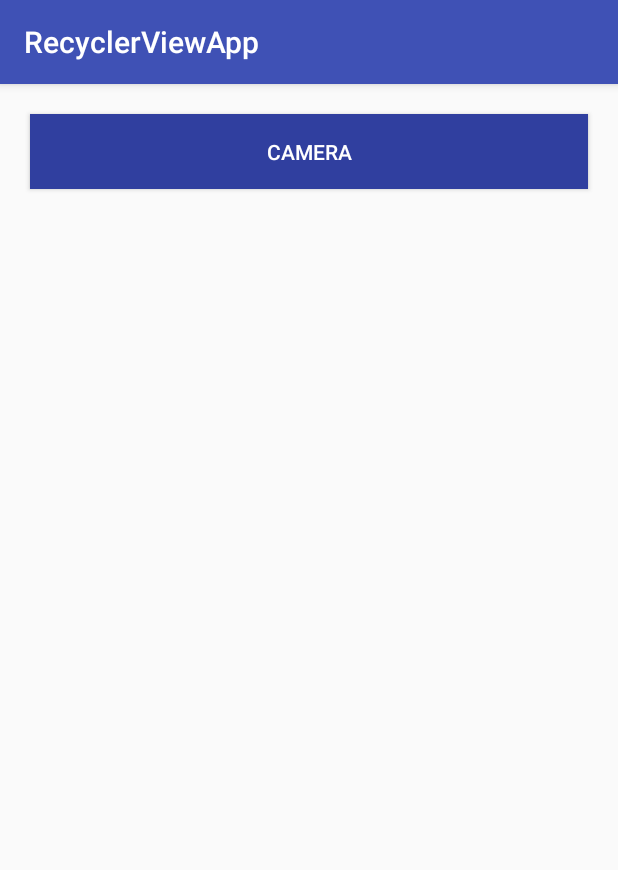
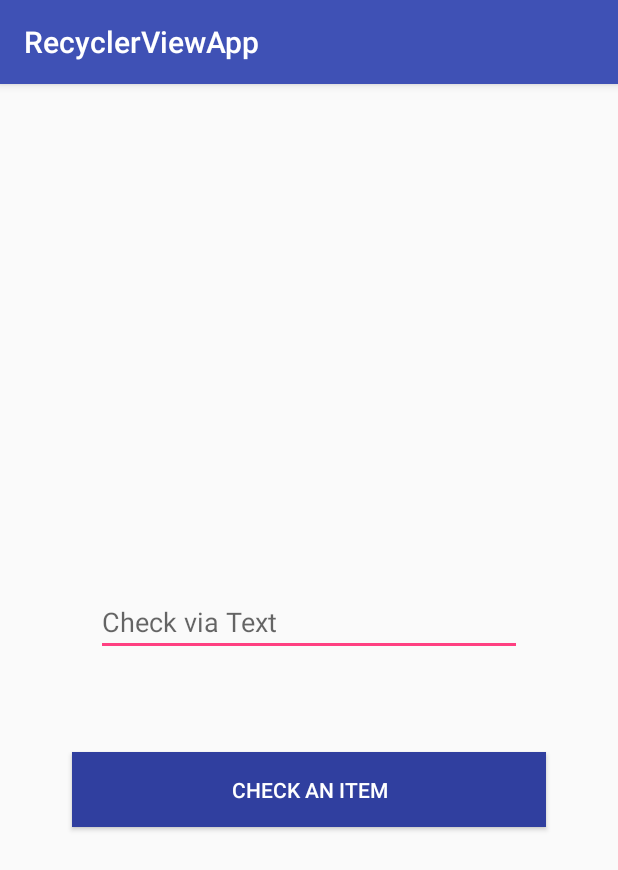
Before and after one commit to SPKB24/recyclerview, an Android app: the screen it shows after launch (MainActivity), on a phone screen of 412 x 824 dp. Shown: the top 870 px of the screen. Run offline under Robolectric (Android 15) with nearby library versions, the phone set to English and light mode, and no system bars.

Commit message:
Add editText

```diff
--- a/RecyclerViewApp/app/src/main/res/layout/activity_main.xml
+++ b/RecyclerViewApp/app/src/main/res/layout/activity_main.xml
@@ -5,15 +5,26 @@
     android:layout_width="match_parent"
     android:layout_height="match_parent"
     android:orientation="vertical"
+    android:gravity="center"
     tools:context="com.sohit.hackae.recyclerviewapp.MainActivity">
+
+    <EditText
+        android:id="@+id/textBox"
+        android:layout_width="match_parent"
+        android:layout_height="wrap_content"
+        android:layout_margin="64dp"
+        android:hint="@string/text_hint"/>
 
     <Button
         android:id="@+id/cameraBtn"
         android:layout_width="match_parent"
         android:layout_height="50dp"
+        android:paddingStart="24dp"
+        android:paddingEnd="24dp"
         android:layout_gravity="center_horizontal"
         android:gravity="center"
-        android:layout_margin="20dp"
+        android:layout_marginStart="48dp"
+        android:layout_marginEnd="48dp"
         android:text="@string/camera_btn_text"
         android:textColor="#FFFFFF"
         android:background="@color/colorPrimaryDark"/>
--- a/RecyclerViewApp/app/src/main/res/values/strings.xml
+++ b/RecyclerViewApp/app/src/main/res/values/strings.xml
@@ -1,7 +1,8 @@
 <resources>
     <string name="app_name">RecyclerViewApp</string>
-    <string name="camera_btn_text">Camera</string>
+    <string name="camera_btn_text">CHECK AN ITEM</string>
 
     <!-- TODO: Remove or change this placeholder text -->
     <string name="hello_blank_fragment">Hello blank fragment</string>
+    <string name="text_hint">Check via Text</string>
 </resources>
```
